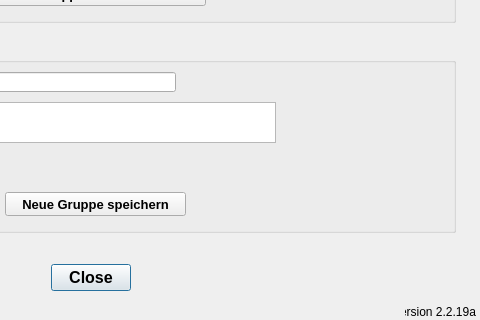
First picture: the form in qkan/linkflaechen/resources/application_managegroups.ui, repository hoettges/QKan, before the edit; both pictures show x 195 to 675 and y 288 to 608 of the 675 by 608 pixel window.
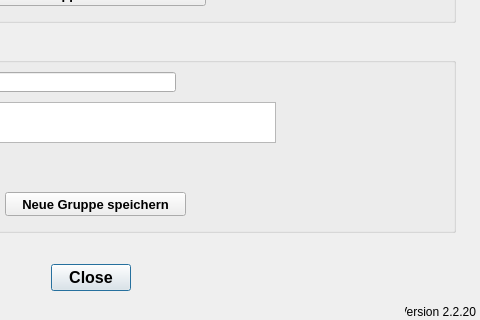
Second picture: the form after the edit.

What changed in the file:
```diff
--- a/qkan/linkflaechen/resources/application_managegroups.ui
+++ b/qkan/linkflaechen/resources/application_managegroups.ui
@@ -274,7 +274,7 @@
     <string>Version QKan Import</string>
    </property>
    <property name="text">
-    <string>Version 2.2.19a</string>
+    <string>Version 2.2.20</string>
    </property>
    <property name="alignment">
     <set>Qt::AlignRight|Qt::AlignTrailing|Qt::AlignVCenter</set>
```
